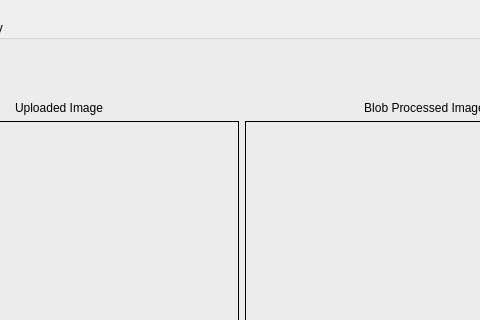
First picture: the form in src/eggsizerml.ui, repository jaxmattfair/eggsizerML, before the edit; both pictures show x 130 to 610 and y 0 to 320 of the 1105 by 774 pixel window.
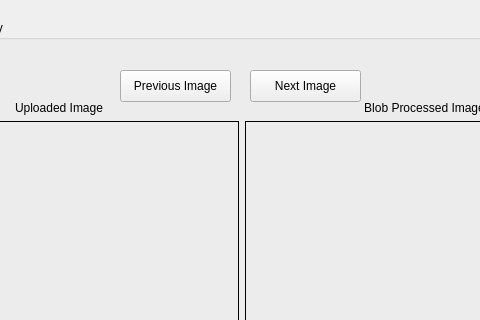
Second picture: the form after the edit.

Commit message: added batch processing and switching between images

The edit to the form file:
```diff
--- a/src/eggsizerml.ui
+++ b/src/eggsizerml.ui
@@ -226,6 +226,32 @@
       </item>
      </layout>
     </widget>
+    <widget class="QPushButton" name="previousImageButton">
+     <property name="geometry">
+      <rect>
+       <x>240</x>
+       <y>50</y>
+       <width>111</width>
+       <height>32</height>
+      </rect>
+     </property>
+     <property name="text">
+      <string>Previous Image</string>
+     </property>
+    </widget>
+    <widget class="QPushButton" name="nextImageButton">
+     <property name="geometry">
+      <rect>
+       <x>370</x>
+       <y>50</y>
+       <width>111</width>
+       <height>32</height>
+      </rect>
+     </property>
+     <property name="text">
+      <string>Next Image</string>
+     </property>
+    </widget>
    </widget>
   </widget>
   <widget class="QMenuBar" name="menubar">
```
The commit also changes 3 other files.
